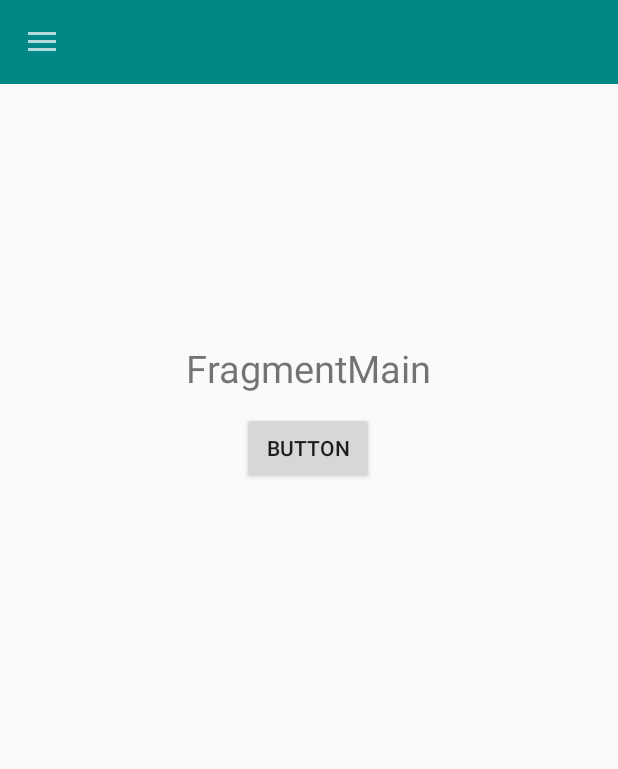
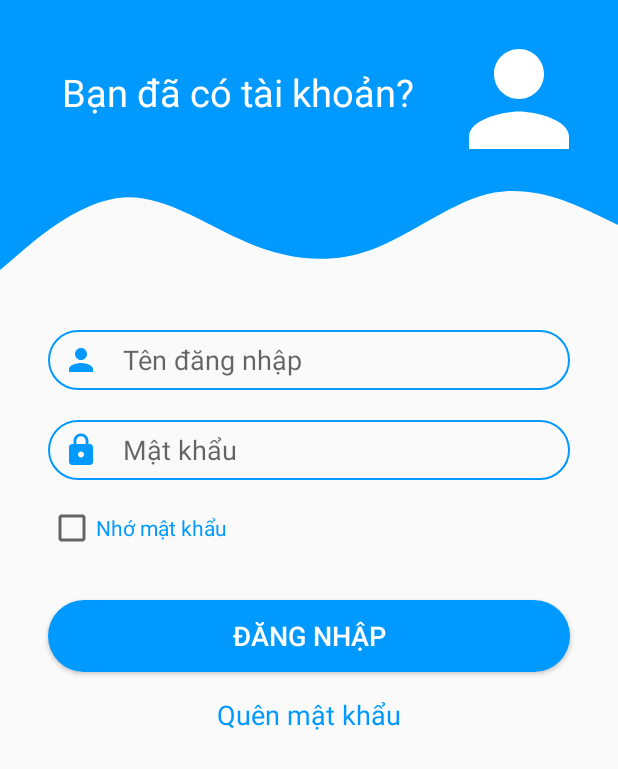
Before and after one commit to huynhngoctan/AdminAndroidGroup6, an Android app: the screen it shows after launch (MainActivity before the commit, LoginActivity after it), on a phone screen of 412 x 824 dp. Shown: the top 769 px of the screen. Run offline under Robolectric (Android 15) with nearby library versions, the phone set to English and light mode, and no system bars; our stand-ins replace Firebase (no records; nobody signed in at launch, a user with empty details on screens opened directly); 1 statement that could not run was skipped.

Commit message:
Làm chức năng đăng nhập, đăng xuất

```diff
--- /dev/null
+++ b/app/src/main/java/com/example/adminandroidgroup6/database/FireBaseHelperUser.java
@@ -0,0 +1,87 @@
+package com.example.adminandroidgroup6.database;
+
+import android.content.Context;
+import android.util.Log;
+import android.widget.Toast;
+
+import androidx.annotation.NonNull;
+import androidx.annotation.Nullable;
+
+import com.example.adminandroidgroup6.model.Food;
+import com.example.adminandroidgroup6.model.User;
+import com.example.adminandroidgroup6.model.UserLogin;
+import com.google.firebase.database.ChildEventListener;
+import com.google.firebase.database.DataSnapshot;
+import com.google.firebase.database.DatabaseError;
+import com.google.firebase.database.DatabaseReference;
+import com.google.firebase.database.ValueEventListener;
+
+import java.util.ArrayList;
+
+public class FireBaseHelperUser {
+    private Context context;
+    private DatabaseReference db;
+    private ArrayList<User> listUsers;
+    private boolean isLoadDone=false;
+
+    public FireBaseHelperUser(Context context,DatabaseReference db) {
+        this.context =context;
+        this.db = db;
+        listUsers = new ArrayList<>();
+        retrieve();
+    }
+    public void retrieve() {
+        db.child("User").addValueEventListener(new ValueEventListener() {
+            @Override
+            public void onDataChange(@NonNull DataSnapshot snapshot) {
+                fetchData(snapshot);
+                System.out.println(snapshot.getValue().toString());
+            }
+
+            @Override
+            public void onCancelled(@NonNull DatabaseError error) {
+
+            }
+        });
+    }
+    public void fetchData(DataSnapshot dataSnapshot) {
+        listUsers.clear();
+        for (DataSnapshot ds : dataSnapshot.getChildren()) {
+            User user = ds.getValue(User.class);
+            listUsers.add(user);
+        }
+        isLoadDone=true;
+        Log.d("AAA",""+listUsers.size());
+//        adapter.notifyDataSetChanged();
+    }
+    public boolean checkLogin(String userName, String pass){
+        for(User u :listUsers){
+            if(u.getUsername().equals(userName)){
+                if(u.getPassword().equals(pass)){
+                    if(u.getStatus().equals("Bị khóa")) {
+                        Toast.makeText(context, "Tài khoản đã bị khóa", Toast.LENGTH_SHORT).show();
+                        return false;
+                    }
+                    if(!u.getRole().equals("Admin")) {
+                        Toast.makeText(context, "Tài khoản này không có quyền admin", Toast.LENGTH_SHORT).show();
+                        return false;
+                    }
+                    Toast.makeText(context, "Đăng nhập thành công", Toast.LENGTH_SHORT).show();
+                    UserLogin userLogin = UserLogin.getInstance();
+                    userLogin.setUser(u);
+                    return true;
+                }
+            }
+        }
+        Toast.makeText(context, "Tên đăng nhập hoặc mật khẩu không đúng", Toast.LENGTH_SHORT).show();
+        return false;
+    }
+
+    public boolean isLoadDone() {
+        return isLoadDone;
+    }
+
+    public void setLoadDone(boolean loadDone) {
+        isLoadDone = loadDone;
+    }
+}
--- /dev/null
+++ b/app/src/main/java/com/example/adminandroidgroup6/login/LoginActivity.java
@@ -0,0 +1,89 @@
+package com.example.adminandroidgroup6.login;
+
+import androidx.appcompat.app.AppCompatActivity;
+
+import android.content.Intent;
+import android.content.SharedPreferences;
+import android.os.Bundle;
+import android.util.Log;
+import android.view.View;
+import android.widget.Button;
+import android.widget.CheckBox;
+import android.widget.EditText;
+import android.widget.Toast;
+
+import com.example.adminandroidgroup6.MainActivity;
+import com.example.adminandroidgroup6.R;
+import com.example.adminandroidgroup6.database.FireBaseHelperUser;
+import com.example.adminandroidgroup6.model.User;
+import com.google.firebase.database.DatabaseReference;
+import com.google.firebase.database.FirebaseDatabase;
+
+public class LoginActivity extends AppCompatActivity {
+    EditText edtUserName;
+    EditText edtPass;
+    DatabaseReference db;
+    FireBaseHelperUser helper;
+    Button btnLogin;
+    CheckBox cbSavePass;
+    SharedPreferences sharedPreferences;
+
+    @Override
+    protected void onCreate(Bundle savedInstanceState) {
+        super.onCreate(savedInstanceState);
+        setContentView(R.layout.activity_login);
+
+        db = FirebaseDatabase.getInstance().getReference();
+        helper = new FireBaseHelperUser(this, db);
+
+        edtUserName = findViewById(R.id.editTextUserLoginActivityLogin);
+        edtPass = findViewById(R.id.editTextPassLoginActivityLogin);
+        btnLogin = findViewById(R.id.buttonLoginActivityLogin);
+        cbSavePass = findViewById(R.id.checkBoxSavePassACtivityLogin);
+        sharedPreferences = getSharedPreferences("login", MODE_PRIVATE);
+
+        edtUserName.setText(sharedPreferences.getString("username",""));
+        edtPass.setText(sharedPreferences.getString("pass",""));
+        if(sharedPreferences.getBoolean("isLogin",false)) cbSavePass.setChecked(true);
+        else cbSavePass.setChecked(false);
+
+//        User user = new User("00002","52hz blue whale",2000,"hntan2000@gmail.com","0848107178",
+//                "Men","30/2/2021","31/2/2021","tan123","tannotgay","Admin","gagaga","Đang sử dụng");
+//        db.child("User").child("00002").setValue(user);
+
+        btnLogin.setOnClickListener(new View.OnClickListener() {
+            @Override
+            public void onClick(View v) {
+                if(helper.isLoadDone())
+                checkLogin();
+                else Toast.makeText(LoginActivity.this,"Đang tải dữ liệu, vui lòng thử lại sau",Toast.LENGTH_SHORT).show();
+            }
+        });
+    }
+
+    public void checkLogin() {
+        String userName = edtUserName.getText().toString().trim();
+        String pass = edtPass.getText().toString().trim();
+        if (helper.checkLogin(userName, pass)) {
+            if(cbSavePass.isChecked()) {
+                SharedPreferences.Editor editor = sharedPreferences.edit();
+                editor.putBoolean("isLogin", true);
+                editor.putString("username", userName);
+                editor.putString("pass", pass);
+                editor.commit();
+            }else {
+                SharedPreferences.Editor editor = sharedPreferences.edit();
+                editor.putBoolean("isLogin", false);
+                editor.putString("username", "");
+                editor.putString("pass", "");
+                editor.commit();
+            }
+
+            Intent intent = new Intent(LoginActivity.this, MainActivity.class);
+            startActivity(intent);
+            finish();
+        }
+
+        ;
+    }
+}
--- /dev/null
+++ b/app/src/main/res/drawable/ic_lock.xml
@@ -0,0 +1,5 @@
+<vector android:height="24dp" android:tint="@color/login_form"
+    android:viewportHeight="24" android:viewportWidth="24"
+    android:width="24dp" xmlns:android="http://schemas.android.com/apk/res/android">
+    <path android:fillColor="@android:color/white" android:pathData="M18,8h-1L17,6c0,-2.76 -2.24,-5 -5,-5S7,3.24 7,6v2L6,8c-1.1,0 -2,0.9 -2,2v10c0,1.1 0.9,2 2,2h12c1.1,0 2,-0.9 2,-2L20,10c0,-1.1 -0.9,-2 -2,-2zM12,17c-1.1,0 -2,-0.9 -2,-2s0.9,-2 2,-2 2,0.9 2,2 -0.9,2 -2,2zM15.1,8L8.9,8L8.9,6c0,-1.71 1.39,-3.1 3.1,-3.1 1.71,0 3.1,1.39 3.1,3.1v2z"/>
+</vector>
--- /dev/null
+++ b/app/src/main/res/drawable/ic_person.xml
@@ -0,0 +1,5 @@
+<vector android:height="24dp" android:tint="@color/login_form"
+    android:viewportHeight="24" android:viewportWidth="24"
+    android:width="24dp" xmlns:android="http://schemas.android.com/apk/res/android">
+    <path android:fillColor="@android:color/white" android:pathData="M12,12c2.21,0 4,-1.79 4,-4s-1.79,-4 -4,-4 -4,1.79 -4,4 1.79,4 4,4zM12,14c-2.67,0 -8,1.34 -8,4v2h16v-2c0,-2.66 -5.33,-4 -8,-4z"/>
+</vector>
--- /dev/null
+++ b/app/src/main/res/drawable/person.xml
@@ -0,0 +1,5 @@
+<vector android:height="100dp" android:tint="#FFFFFF"
+    android:viewportHeight="24" android:viewportWidth="24"
+    android:width="100dp" xmlns:android="http://schemas.android.com/apk/res/android">
+    <path android:fillColor="@android:color/white" android:pathData="M12,12c2.21,0 4,-1.79 4,-4s-1.79,-4 -4,-4 -4,1.79 -4,4 1.79,4 4,4zM12,14c-2.67,0 -8,1.34 -8,4v2h16v-2c0,-2.66 -5.33,-4 -8,-4z"/>
+</vector>
--- /dev/null
+++ b/app/src/main/res/drawable/round_bg.xml
@@ -0,0 +1,5 @@
+<?xml version="1.0" encoding="utf-8"?>
+<shape android:shape="rectangle" xmlns:android="http://schemas.android.com/apk/res/android">
+<solid android:color="@color/login_form"/>
+    <corners android:radius="100dp"/>
+</shape>
--- /dev/null
+++ b/app/src/main/res/drawable/round_border.xml
@@ -0,0 +1,7 @@
+<?xml version="1.0" encoding="utf-8"?>
+<shape xmlns:android="http://schemas.android.com/apk/res/android"
+    android:shape="rectangle">
+    <stroke android:color="@color/login_form"
+        android:width="1dp"/>
+    <corners android:radius="100dp" />
+</shape>
--- /dev/null
+++ b/app/src/main/res/drawable/wave.xml
@@ -0,0 +1,9 @@
+<vector xmlns:android="http://schemas.android.com/apk/res/android"
+    android:width="1440dp"
+    android:height="320dp"
+    android:viewportWidth="1440"
+    android:viewportHeight="320">
+  <path
+      android:pathData="M0,256L48,218.7C96,181 192,107 288,101.3C384,96 480,160 576,197.3C672,235 768,245 864,213.3C960,181 1056,107 1152,90.7C1248,75 1344,117 1392,138.7L1440,160L1440,0L1392,0C1344,0 1248,0 1152,0C1056,0 960,0 864,0C768,0 672,0 576,0C480,0 384,0 288,0C192,0 96,0 48,0L0,0Z"
+      android:fillColor="#0099ff"/>
+</vector>
--- /dev/null
+++ b/app/src/main/res/layout/activity_login.xml
@@ -0,0 +1,128 @@
+<?xml version="1.0" encoding="utf-8"?>
+<androidx.constraintlayout.widget.ConstraintLayout xmlns:android="http://schemas.android.com/apk/res/android"
+    xmlns:app="http://schemas.android.com/apk/res-auto"
+    xmlns:tools="http://schemas.android.com/tools"
+    android:layout_width="match_parent"
+    android:layout_height="match_parent"
+    tools:context=".login.LoginActivity">
+
+    <View
+        android:id="@+id/viewbg1"
+        android:layout_width="0dp"
+        android:layout_height="100dp"
+        android:background="@color/login_form"
+        app:layout_constraintEnd_toEndOf="parent"
+        app:layout_constraintStart_toStartOf="parent"
+        app:layout_constraintTop_toTopOf="parent" />
+
+    <View
+        android:id="@+id/viewbg2"
+        android:layout_width="0dp"
+        android:layout_height="100dp"
+        android:background="@drawable/wave"
+        app:layout_constraintEnd_toEndOf="parent"
+        app:layout_constraintStart_toStartOf="parent"
+        app:layout_constraintTop_toBottomOf="@+id/viewbg1" />
+
+    <ImageView
+        android:id="@+id/imageViewIconTop"
+        android:layout_width="wrap_content"
+        android:layout_height="wrap_content"
+        android:layout_marginTop="16dp"
+        android:layout_marginEnd="16dp"
+        app:layout_constraintEnd_toEndOf="parent"
+        app:layout_constraintTop_toTopOf="parent"
+        app:srcCompat="@drawable/person" />
+
+    <TextView
+        android:id="@+id/textViewTop"
+        android:layout_width="wrap_content"
+        android:layout_height="wrap_content"
+        android:layout_marginTop="44dp"
+        android:layout_marginEnd="20dp"
+        android:text="Bạn đã có tài khoản?"
+        android:textColor="@color/white"
+        android:textSize="25sp"
+        app:layout_constraintEnd_toStartOf="@+id/imageViewIconTop"
+        app:layout_constraintTop_toTopOf="parent" />
+
+    <EditText
+        android:id="@+id/editTextUserLoginActivityLogin"
+        android:layout_width="0dp"
+        android:layout_height="40dp"
+        android:layout_marginStart="32dp"
+        android:layout_marginTop="20dp"
+        android:layout_marginEnd="32dp"
+        android:background="@drawable/round_border"
+        android:drawableStart="@drawable/ic_person"
+        android:drawablePadding="16dp"
+        android:ems="10"
+        android:hint="Tên đăng nhập"
+        android:inputType="textPersonName"
+        android:textSize="18sp"
+        app:layout_constraintEnd_toEndOf="parent"
+        app:layout_constraintHorizontal_bias="0.0"
+        app:layout_constraintStart_toStartOf="parent"
+        app:layout_constraintTop_toBottomOf="@+id/viewbg2"
+        android:paddingLeft="10dp"/>
+
+    <EditText
+        android:id="@+id/editTextPassLoginActivityLogin"
+        android:layout_width="0dp"
+        android:layout_height="40dp"
+        android:layout_marginStart="32dp"
+        android:layout_marginTop="20dp"
+        android:layout_marginEnd="32dp"
+        android:background="@drawable/round_border"
+        android:drawableStart="@drawable/ic_lock"
+        android:drawablePadding="16dp"
+        android:ems="10"
+        android:hint="Mật khẩu"
+        android:inputType="textPassword"
+        android:textSize="18sp"
+        app:layout_constraintEnd_toEndOf="parent"
+        app:layout_constraintHorizontal_bias="0.0"
+        app:layout_constraintStart_toStartOf="parent"
+        app:layout_constraintTop_toBottomOf="@+id/editTextUserLoginActivityLogin"
+        android:paddingLeft="10dp"/>
+
+    <Button
+        android:id="@+id/buttonLoginActivityLogin"
+        android:layout_width="0dp"
+        android:layout_height="wrap_content"
+        android:layout_marginStart="32dp"
+        android:layout_marginTop="32dp"
+        android:layout_marginEnd="32dp"
+        android:background="@drawable/round_bg"
+        android:text="Đăng nhập"
+        android:textColor="@color/white"
+        android:textSize="18sp"
+        app:layout_constraintEnd_toEndOf="parent"
+        app:layout_constraintHorizontal_bias="0.498"
+        app:layout_constraintStart_toStartOf="parent"
+        app:layout_constraintTop_toBottomOf="@+id/checkBoxSavePassACtivityLogin" />
+
+    <TextView
+        android:id="@+id/textViewForgotPass"
+        android:layout_width="wrap_content"
+        android:layout_height="wrap_content"
+        android:layout_marginTop="16dp"
+        android:text="Quên mật khẩu"
+        android:textColor="@color/login_form"
+        android:textSize="18sp"
+        app:layout_constraintEnd_toEndOf="parent"
+        app:layout_constraintStart_toStartOf="parent"
+        app:layout_constraintTop_toBottomOf="@+id/buttonLoginActivityLogin" />
+
+    <CheckBox
+        android:id="@+id/checkBoxSavePassACtivityLogin"
+        android:layout_width="wrap_content"
+        android:layout_height="wrap_content"
+        android:layout_marginStart="32dp"
+        android:layout_marginTop="16dp"
+        android:text="Nhớ mật khẩu"
+        android:textColor="@color/login_form"
+        app:layout_constraintStart_toStartOf="parent"
+        app:layout_constraintTop_toBottomOf="@+id/editTextPassLoginActivityLogin" />
+
+</androidx.constraintlayout.widget.ConstraintLayout>
--- a/app/src/main/res/values/colors.xml
+++ b/app/src/main/res/values/colors.xml
@@ -11,4 +11,5 @@
     <color name="gray">#E3E3E6</color>
     <color name="green">#2DED20</color>
     <color name="red">#E61919</color>
+    <color name="login_form">#0099ff</color>
 </resources>
```
Also changed, not shown: app/src/main/AndroidManifest.xml (+16 -13 lines), app/src/main/java/com/example/adminandroidgroup6/MainActivity.java (+36 -8 lines), app/src/main/java/com/example/adminandroidgroup6/model/User.java (added, +163 -0 lines), app/src/main/java/com/example/adminandroidgroup6/model/UserLogin.java (added, +23 -0 lines), app/src/main/java/com/example/adminandroidgroup6/support/LoadingDialog.java (added, +30 -0 lines), app/src/main/res/layout/drawer_header.xml (+7 -7 lines), app/src/main/res/layout/layout_dialog_loading.xml (added, +29 -0 lines).
